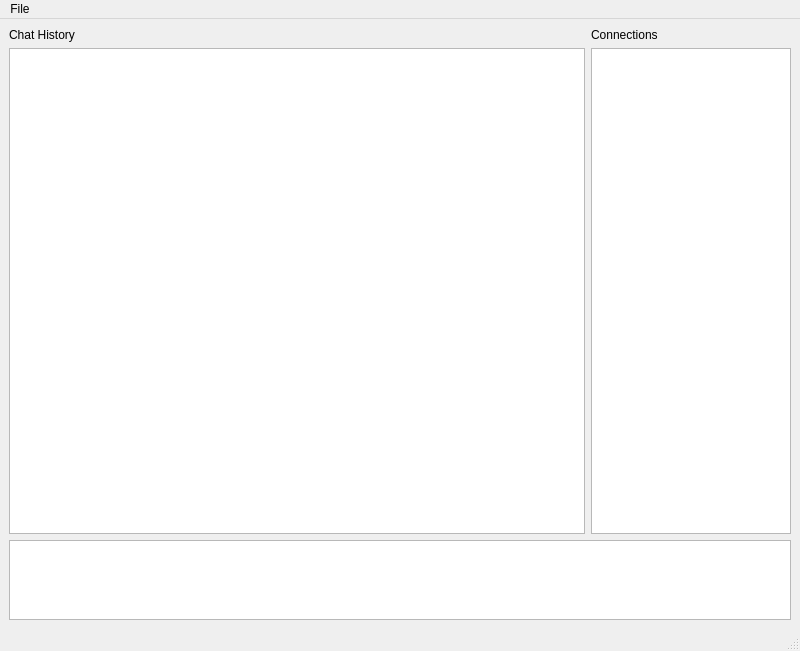
First picture: the form in client/MainWindow.ui, repository Xevion/tcp-chat, before the edit.
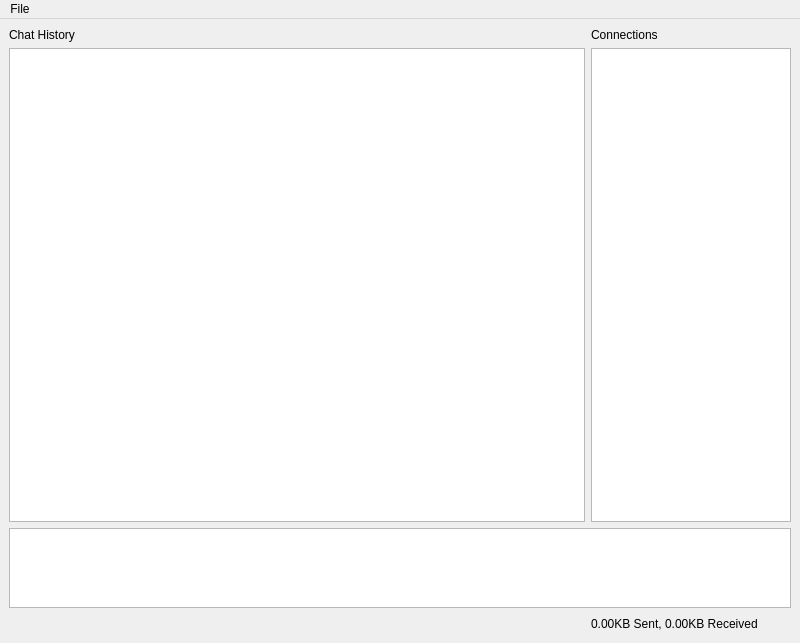
Second picture: the form after the edit.

Commit message: data transfer stats, remove status bar, change all client.send to custom in-between method

```diff
--- a/client/MainWindow.ui
+++ b/client/MainWindow.ui
@@ -7,7 +7,7 @@
     <x>0</x>
     <y>0</y>
     <width>800</width>
-    <height>651</height>
+    <height>643</height>
    </rect>
   </property>
   <property name="windowTitle">
@@ -77,6 +77,26 @@
       </property>
      </widget>
     </item>
+    <item row="3" column="1">
+     <spacer name="horizontalSpacer">
+      <property name="orientation">
+       <enum>Qt::Horizontal</enum>
+      </property>
+      <property name="sizeHint" stdset="0">
+       <size>
+        <width>100</width>
+        <height>20</height>
+       </size>
+      </property>
+     </spacer>
+    </item>
+    <item row="3" column="2">
+     <widget class="QLabel" name="data_stats">
+      <property name="text">
+       <string>0.00KB Sent, 0.00KB Received</string>
+      </property>
+     </widget>
+    </item>
    </layout>
   </widget>
   <widget class="QMenuBar" name="menubar">
@@ -98,7 +118,6 @@
    </widget>
    <addaction name="menuFile"/>
   </widget>
-  <widget class="QStatusBar" name="statusbar"/>
   <action name="actionConnect_to">
    <property name="text">
     <string>Connect to...</string>
```
Left out of the diff: 18 changed lines with no effect on the pictures. The commit also changes 3 other files.
